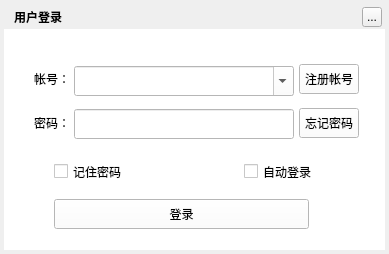
Before: the Qt Designer form TTKModule/TTKWidget/musicUiKits/musicUserKits/musicuserdialog.ui in Greedysky/TTKMusicPlayer, drawn with Qt 5.
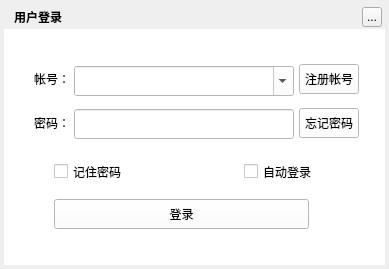
After: the same form once the commit is applied. Icons and pictures are not drawn. Custom widgets are drawn as their Qt base class.

What changed in the file:
```diff
--- a/TTKModule/TTKWidget/musicUiKits/musicUserKits/musicuserdialog.ui
+++ b/TTKModule/TTKWidget/musicUiKits/musicUserKits/musicuserdialog.ui
@@ -7,7 +7,7 @@
     <x>0</x>
     <y>0</y>
     <width>389</width>
-    <height>254</height>
+    <height>269</height>
    </rect>
   </property>
   <property name="windowTitle">
@@ -22,7 +22,7 @@
      <x>4</x>
      <y>4</y>
      <width>381</width>
-     <height>246</height>
+     <height>261</height>
     </rect>
    </property>
    <property name="text">
@@ -67,7 +67,7 @@
      <x>4</x>
      <y>29</y>
      <width>381</width>
-     <height>221</height>
+     <height>236</height>
     </rect>
    </property>
    <property name="styleSheet">
```
